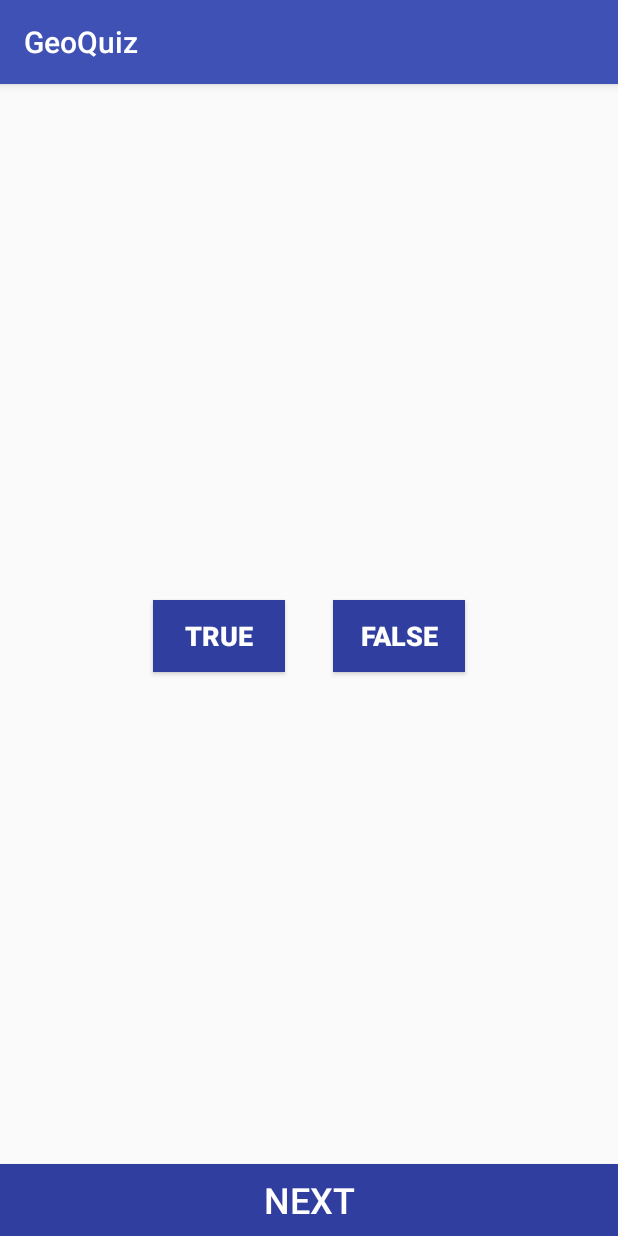
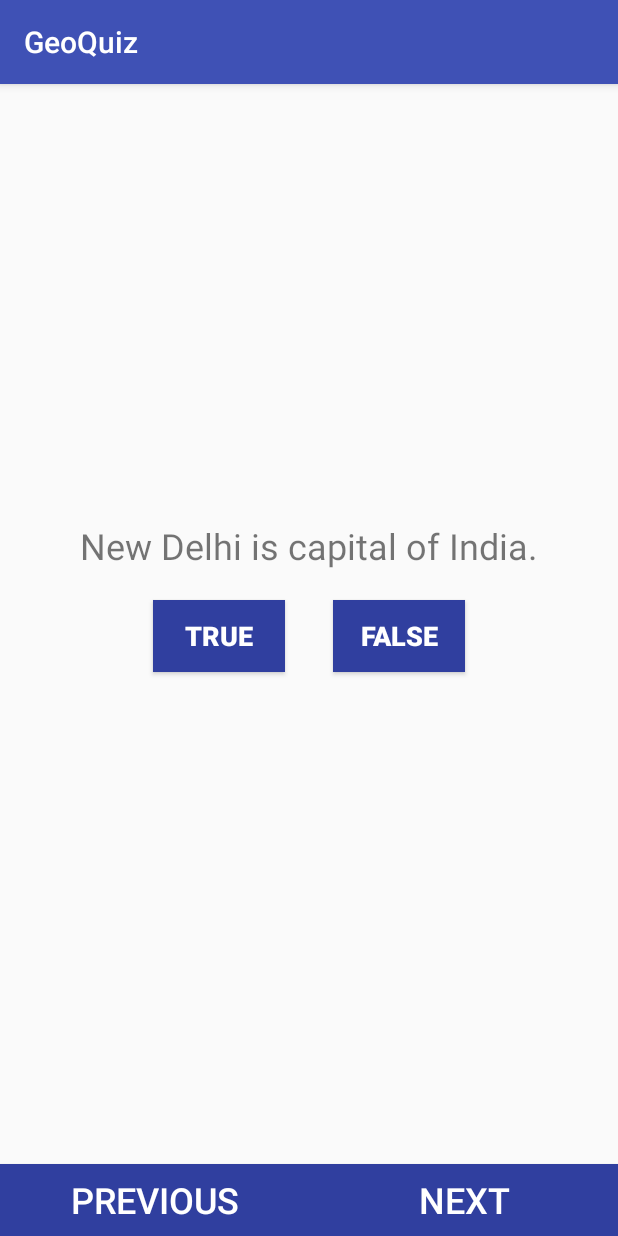
Before and after one commit to pr656d/GeoQuiz, an Android app: the screen it shows after launch (QuizActivity), after a tap on "TRUE", on a phone screen of 412 x 824 dp. Run offline under Robolectric (Android 15) with nearby library versions, the phone set to English and light mode, and no system bars.

Commit message:
Previous button added.

```diff
--- a/app/src/main/java/com/practice/premp/geoquiz/Question.java
+++ b/app/src/main/java/com/practice/premp/geoquiz/Question.java
@@ -9,7 +9,7 @@ public class Question {
         mAnswerTrue = answerTrue;
     }
 
-    public int getTextResourceId() {
+    public int getTextResId() {
         return mTextResourceId;
     }
 
--- a/app/src/main/java/com/practice/premp/geoquiz/QuizActivity.java
+++ b/app/src/main/java/com/practice/premp/geoquiz/QuizActivity.java
@@ -2,38 +2,98 @@ package com.practice.premp.geoquiz;
 
 import android.os.Bundle;
 import android.support.v7.app.AppCompatActivity;
-import android.view.Gravity;
 import android.view.View;
 import android.widget.Button;
+import android.widget.TextView;
 import android.widget.Toast;
 
 public class QuizActivity extends AppCompatActivity {
 
     private Button mTrueButton;
     private Button mFalseButton;
+    private Button mNextButton;
+    private Button mPrevButton;
+    private TextView mQuestionTextView;
+
+    // Array to store questions and answers.
+    private Question[] mQuestionBank = new Question[] {
+            new Question(R.string.question_india, true),
+            new Question(R.string.question_ocean, true),
+            new Question(R.string.question_android, false),
+            new Question(R.string.question_americans, true),
+            new Question(R.string.question_ahmedabad, false),
+            new Question(R.string.question_asia, true)
+    };
+
+    // index to point for a question from array.
+    private int mCurrentIndex = 0;
 
     @Override
     protected void onCreate(Bundle savedInstanceState) {
         super.onCreate(savedInstanceState);
         setContentView(R.layout.activity_quiz);
 
-        mTrueButton = findViewById(R.id.mTrueButton);
-        mFalseButton = findViewById(R.id.mFalseButton);
+        // References to ids.
+        mQuestionTextView = findViewById(R.id.question_text_view);
+        mTrueButton = findViewById(R.id.true_button);
+        mFalseButton = findViewById(R.id.false_button);
+        mNextButton = findViewById(R.id.next_button);
+        mPrevButton = findViewById(R.id.previous_button);
 
+        updateQuestion();
+
+        // True button listener.
         mTrueButton.setOnClickListener(new View.OnClickListener() {
             @Override
             public void onClick(View v) {
-                Toast toast = Toast.makeText(QuizActivity.this, R.string.correct, Toast.LENGTH_SHORT);
-                toast.setGravity(Gravity.TOP,0,0);
-                toast.show();
+                checkAnswer(true);
             }
         });
 
+        // False button listener.
         mFalseButton.setOnClickListener(new View.OnClickListener() {
             @Override
             public void onClick(View v) {
-                Toast.makeText(QuizActivity.this, R.string.incorrect, Toast.LENGTH_SHORT).show();
+                checkAnswer(false);
+            }
+        });
+
+        // Next button listener.
+        mNextButton.setOnClickListener(new View.OnClickListener() {
+            @Override
+            public void onClick(View v) {
+                mCurrentIndex = (mCurrentIndex + 1) % mQuestionBank.length;
+                updateQuestion();
+            }
+        });
+
+        mPrevButton.setOnClickListener(new View.OnClickListener() {
+            @Override
+            public void onClick(View v) {
+                if (mCurrentIndex == 0) {
+                    mCurrentIndex = mQuestionBank.length;
+                }
+                mCurrentIndex = (mCurrentIndex - 1) % mQuestionBank.length;
+                updateQuestion();
             }
         });
     }
+
+    private void updateQuestion() {
+        int question = mQuestionBank[mCurrentIndex].getTextResId();
+        mQuestionTextView.setText(question);
+    }
+
+    private void checkAnswer(boolean userPressedTrue) {
+        boolean answerIsTrue = mQuestionBank[mCurrentIndex].isAnswerTrue();
+        int messageResId;
+
+        if (userPressedTrue == answerIsTrue) {
+            messageResId = R.string.correct;
+        } else {
+            messageResId = R.string.incorrect;
+        }
+
+        Toast.makeText(this, messageResId, Toast.LENGTH_SHORT).show();
+    }
 }
--- a/app/src/main/res/layout/activity_quiz.xml
+++ b/app/src/main/res/layout/activity_quiz.xml
@@ -11,9 +11,11 @@
         android:layout_width="wrap_content"
         android:layout_height="wrap_content"
         android:layout_marginBottom="8dp"
+        android:layout_marginLeft="16dp"
+        android:layout_marginRight="16dp"
+        android:textAlignment="center"
         android:textSize="24sp"
         app:layout_constraintBottom_toBottomOf="parent"
-        app:layout_constraintHorizontal_bias="0.495"
         app:layout_constraintLeft_toLeftOf="parent"
         app:layout_constraintRight_toRightOf="parent"
         app:layout_constraintTop_toTopOf="parent"
@@ -21,7 +23,7 @@
         tools:text="This is sample question." />
 
     <Button
-        android:id="@+id/mTrueButton"
+        android:id="@+id/true_button"
         android:layout_width="wrap_content"
         android:layout_height="wrap_content"
         android:layout_marginEnd="16dp"
@@ -35,7 +37,7 @@
         app:layout_constraintTop_toBottomOf="@+id/question_text_view" />
 
     <Button
-        android:id="@+id/mFalseButton"
+        android:id="@+id/false_button"
         android:layout_width="wrap_content"
         android:layout_height="wrap_content"
         android:layout_marginStart="16dp"
@@ -45,7 +47,7 @@
         android:textSize="18sp"
         android:textStyle="bold"
         app:layout_constraintStart_toStartOf="@+id/guideline"
-        app:layout_constraintTop_toTopOf="@+id/mTrueButton" />
+        app:layout_constraintTop_toTopOf="@+id/true_button" />
 
     <android.support.constraint.Guideline
         android:id="@+id/guideline"
@@ -55,15 +57,28 @@
         app:layout_constraintGuide_percent="0.5" />
 
     <Button
-        android:id="@+id/button"
-        android:layout_width="0dp"
+        android:id="@+id/next_button"
+        android:layout_width="205dp"
         android:layout_height="wrap_content"
         android:background="@color/colorPrimaryDark"
-        android:text="Next"
+        android:text="@string/next_button"
         android:textColor="@android:color/white"
         android:textSize="24sp"
         app:layout_constraintBottom_toBottomOf="parent"
         app:layout_constraintEnd_toEndOf="parent"
-        app:layout_constraintStart_toStartOf="parent" />
+        app:layout_constraintStart_toStartOf="@+id/guideline" />
+
+    <Button
+        android:id="@+id/previous_button"
+        android:layout_width="0dp"
+        android:layout_height="wrap_content"
+        android:background="@color/colorPrimaryDark"
+        android:text="Previous"
+        android:textColor="@android:color/white"
+        android:textSize="24sp"
+        app:layout_constraintBottom_toBottomOf="@+id/next_button"
+        app:layout_constraintEnd_toStartOf="@+id/next_button"
+        app:layout_constraintStart_toStartOf="parent"
+        app:layout_constraintTop_toTopOf="@+id/next_button" />
 
 </android.support.constraint.ConstraintLayout>
--- a/app/src/main/res/values/strings.xml
+++ b/app/src/main/res/values/strings.xml
@@ -1,8 +1,14 @@
 <resources>
     <string name="app_name">GeoQuiz</string>
-    <string name="question_text">New Delhi is capital of india.</string>
     <string name="true_button">true</string>
     <string name="false_false">false</string>
     <string name="correct">Correct</string>
     <string name="incorrect">Incorrect</string>
+    <string name="next_button">Next</string>
+    <string name="question_india">New Delhi is capital of India.</string>
+    <string name="question_ocean">The Pacific Ocean is larger than the Atlantic Ocean.</string>
+    <string name="question_americans">The Amazon river is the longest river in the America.</string>
+    <string name="question_asia">Lake Baikal is the world\'s oldest and deepest freshwater lake.</string>
+    <string name="question_android">You are not using android device.</string>
+    <string name="question_ahmedabad">Ahmedabad is in India but not in Gujarat.</string>
 </resources>
```
